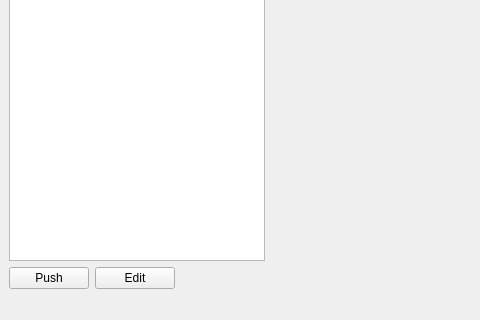
Before: the Qt Designer form 2024_GROUP_5-main/VRproject/mainwindow.ui in shanerule/2024_GROUP_5, drawn with Qt 5; both pictures show x 0 to 480 and y 307 to 627 of the 829 by 627 pixel window.
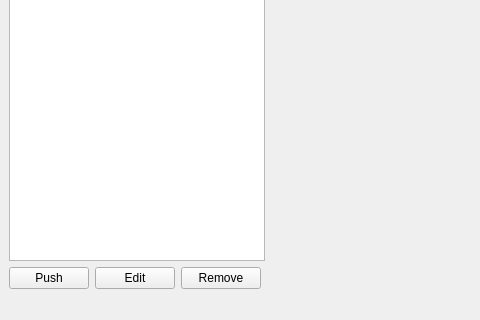
After: the same form once the commit is applied. Icons and pictures are not drawn. Custom widgets are drawn as their Qt base class.

Commit message: Updated Remove Button/Function

Diff of the .ui file:
```diff
--- a/2024_GROUP_5-main/VRproject/mainwindow.ui
+++ b/2024_GROUP_5-main/VRproject/mainwindow.ui
@@ -58,6 +58,13 @@
         </property>
        </widget>
       </item>
+      <item>
+       <widget class="QPushButton" name="deleteButton">
+        <property name="text">
+         <string>Remove</string>
+        </property>
+       </widget>
+      </item>
       <item>
        <spacer name="horizontalSpacer">
         <property name="orientation">
```
Left out of the diff: 2 changed lines with no effect on the pictures. The commit also changes 5 other files.
